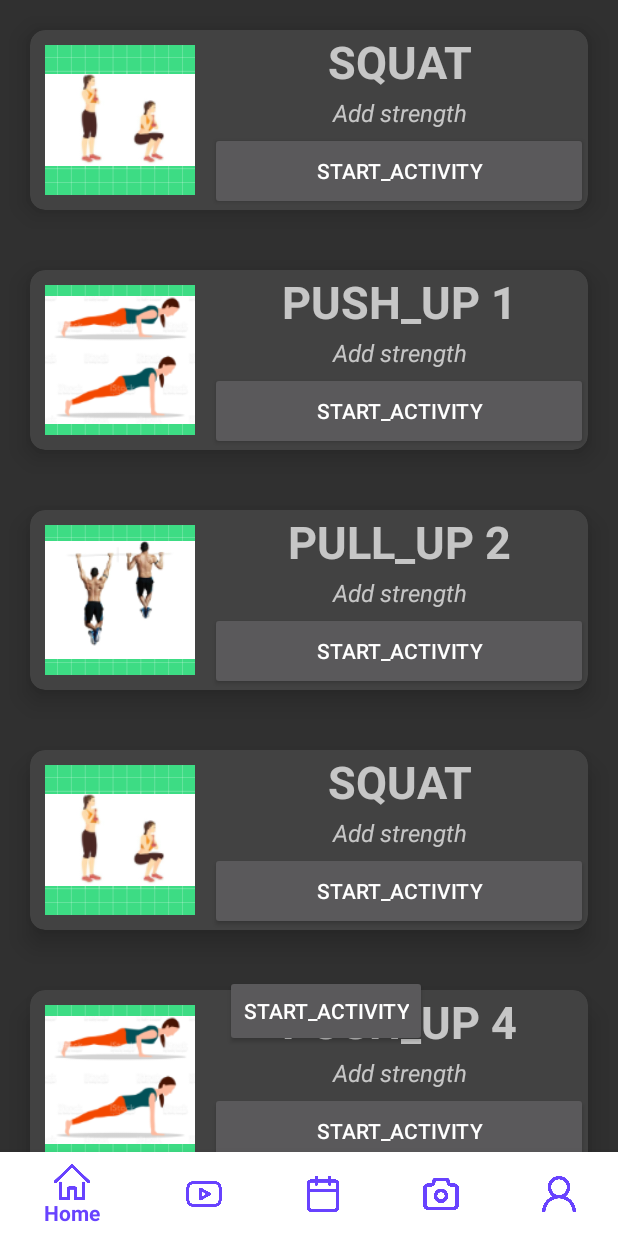
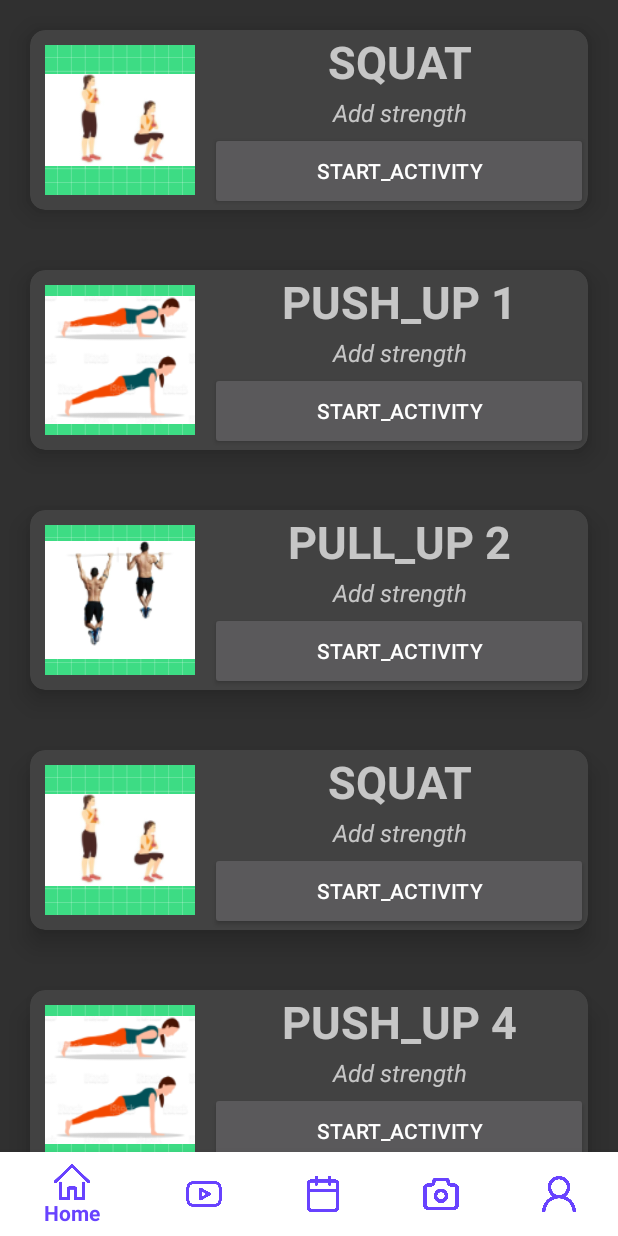
Before and after one commit to zxver1000/Grow_App, an Android app: the fragment poseFragment placed in its activity, on a phone screen of 412 x 824 dp. Run offline under Robolectric (Android 15) with nearby library versions, the light colour scheme and no system bars; our stand-ins replace Firebase (no records; nobody signed in at launch, a user with empty details on screens opened directly); 7 statements that could not run were skipped.

Commit message:
pose layout alter

```diff
--- a/app/src/main/java/com/example/vision_exam/MainActivity.kt
+++ b/app/src/main/java/com/example/vision_exam/MainActivity.kt
@@ -22,6 +22,7 @@ import com.example.vision_exam.kotlin.CameraXLivePreviewActivity
 import com.example.vision_exam.kotlin.CameraXSourceDemoActivity
 import com.example.vision_exam.kotlin.LivePreviewActivity
 import com.example.vision_exam.kotlin.StillImageActivity
+import com.example.vision_exam.kotlin.posedetector.PoseGraphic
 import com.github.mikephil.charting.utils.Utils.init
 import com.squareup.okhttp.internal.Internal.instance
 import org.w3c.dom.Text
@@ -43,6 +44,7 @@ class MainActivity :
 context=this
   }
     override fun onCreate(savedInstanceState: Bundle?) {
+
 
         super.onCreate(savedInstanceState)
         Log.d(TAG, "onCreate")
--- a/app/src/main/java/com/example/vision_exam/kotlin/LivePreviewActivity.kt
+++ b/app/src/main/java/com/example/vision_exam/kotlin/LivePreviewActivity.kt
@@ -74,6 +74,7 @@ class LivePreviewActivity :
 
     super.onCreate(savedInstanceState)
     Log.d(TAG, "onCreate")
+    PoseGraphic.z_array.clear()
     setContentView(R.layout.activity_vision_live_preview)
     preview = findViewById(R.id.preview_view)
     if (preview == null) {
--- a/app/src/main/res/layout/fragment_pose.xml
+++ b/app/src/main/res/layout/fragment_pose.xml
@@ -8,13 +8,4 @@
     <androidx.recyclerview.widget.RecyclerView android:id="@+id/recylcerView" android:layout_width="match_parent" android:layout_height="match_parent" android:layout_weight="1"/>
 
 
-    <Button
-        android:id="@+id/button3"
-        android:layout_width="wrap_content"
-        android:layout_height="wrap_content"
-
-        android:text="start_activity"
-        android:translationX="150dp"
-        android:translationY="650dp" />
-
 </FrameLayout>
```
Also changed, not shown: app/src/main/java/Main/resultPose/resultFragment1.kt (+4 -3 lines).
